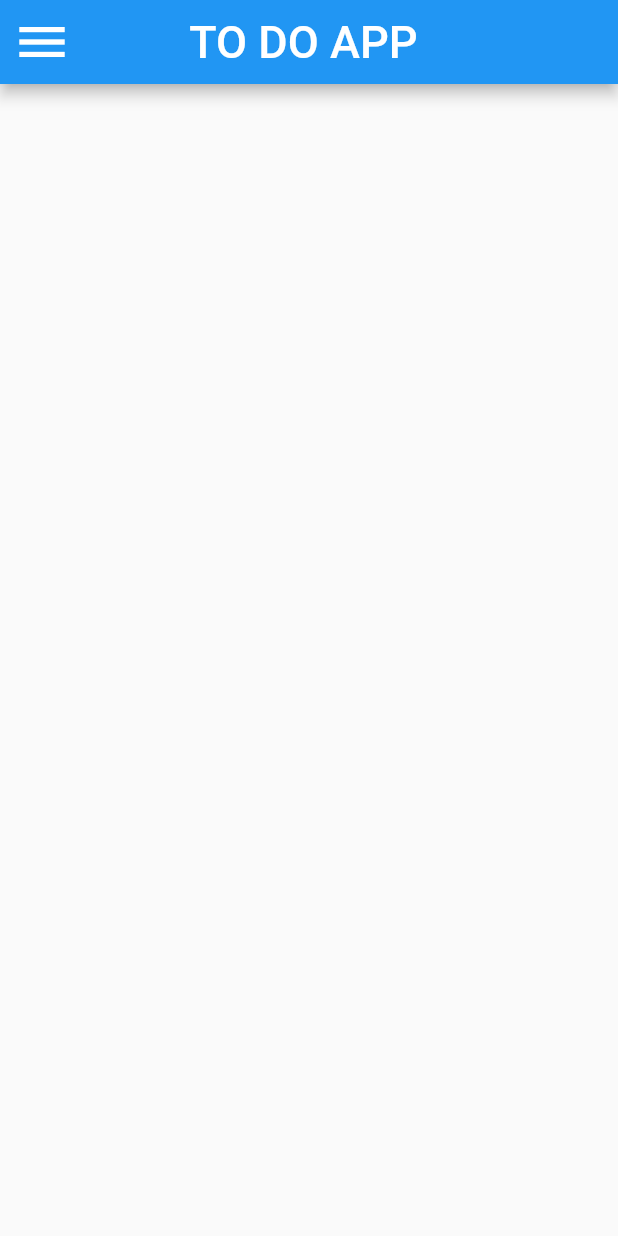
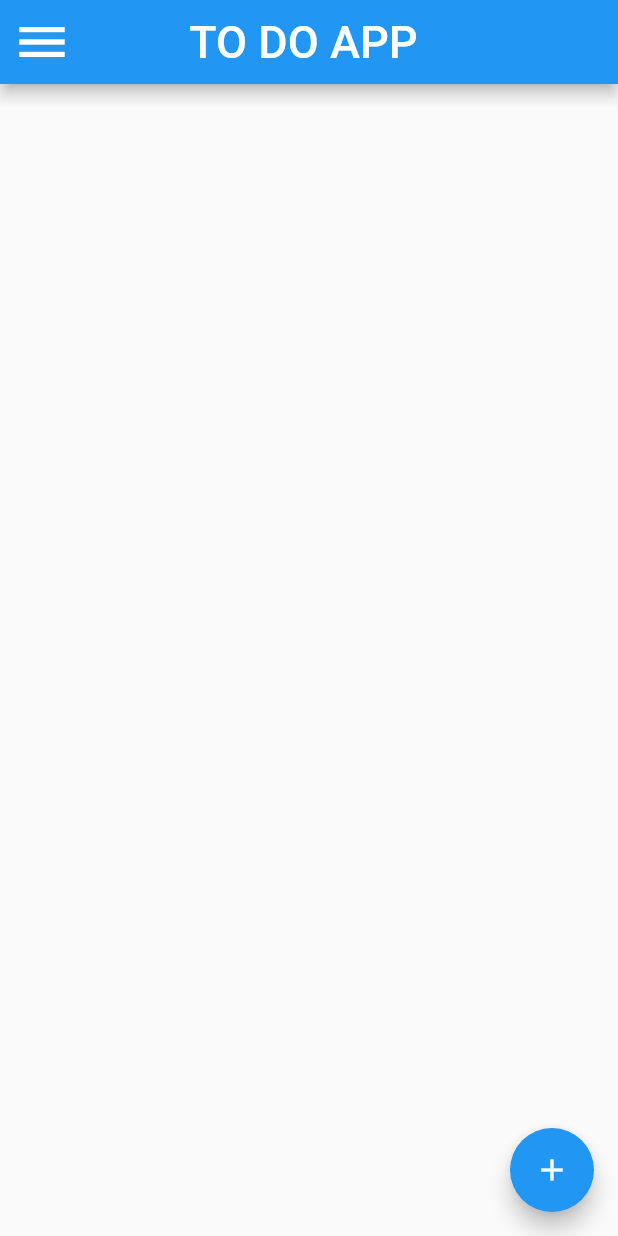
Before and after one commit to EngYoussef1/todo, a Flutter app: the screen it shows after launch, on a phone screen of 412 x 824 dp. Run offline on Flutter 3.47's test engine with Material 2 defaults, Android fonts, the phone set to English and light mode, and no system bars.

Commit message:
floating button

```diff
--- a/lib/view/home.dart
+++ b/lib/view/home.dart
@@ -11,6 +11,11 @@ class _HomePageState extends State<HomePage> {
   @override
   Widget build(BuildContext context) {
     return Scaffold(
+      floatingActionButton: FloatingActionButton(
+        onPressed: () {},
+        child: Icon(Icons.add),
+        backgroundColor: Colors.blue, //<-- SEE HERE
+      ),
       appBar: AppBar(
         title: Text(
           'TO DO APP ',
```
